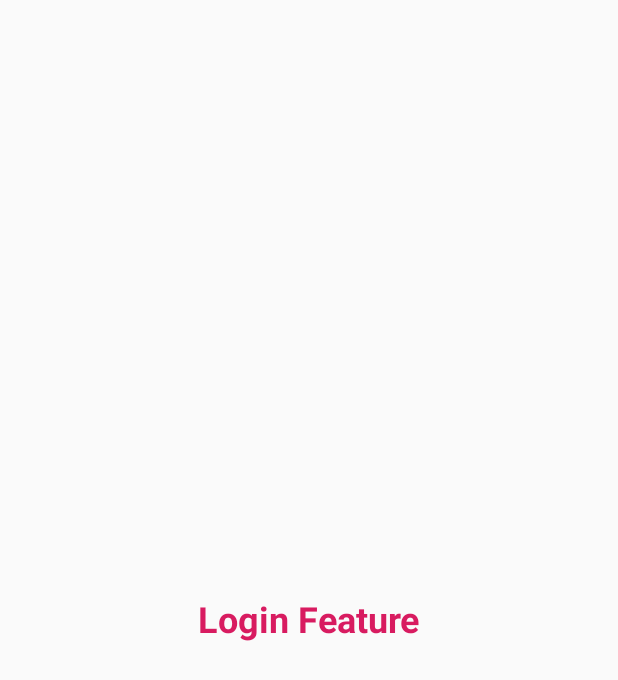
After one commit to astroidnu/SampleGitFlow, an Android app: the layout activity_login.xml on its own in the app's theme, with its tools: preview values and no code run, on a phone screen of 412 x 824 dp. The commit adds this screen. Shown: the top 680 px of the screen. Run offline under Robolectric (Android 15) with nearby library versions, the phone set to English and light mode, and no system bars.

Commit message:
Add Login Feature layout and activity file

```diff
--- /dev/null
+++ b/app/src/main/java/com/scoproject/gitflow/feature/login/LoginActivity.kt
@@ -0,0 +1,15 @@
+package com.scoproject.gitflow.feature.login
+
+import android.os.Bundle
+import android.support.v7.app.AppCompatActivity
+
+/**
+ * Created by ibnumuzzakkir on 27/11/18.
+ * Mobile Engineer
+ */
+
+class LoginActivity : AppCompatActivity() {
+    override fun onCreate(savedInstanceState: Bundle?) {
+        super.onCreate(savedInstanceState)
+    }
+}
--- /dev/null
+++ b/app/src/main/res/layout/activity_login.xml
@@ -0,0 +1,17 @@
+<?xml version="1.0" encoding="utf-8"?>
+<android.support.constraint.ConstraintLayout xmlns:android="http://schemas.android.com/apk/res/android"
+                                             xmlns:app="http://schemas.android.com/apk/res-auto"
+                                             xmlns:tools="http://schemas.android.com/tools"
+                                             android:layout_width="match_parent"
+                                             android:layout_height="match_parent">
+
+    <TextView
+            android:layout_width="wrap_content"
+            android:layout_height="wrap_content"
+            android:id="@+id/textView" android:text="@string/feature_login" app:layout_constraintEnd_toEndOf="parent"
+            app:layout_constraintStart_toStartOf="parent"
+            app:layout_constraintTop_toTopOf="parent"
+            app:layout_constraintBottom_toBottomOf="parent"
+            app:layout_constraintHorizontal_bias="0.5" android:textSize="24sp" android:textColor="@color/colorAccent"
+            android:textStyle="bold"/>
+</android.support.constraint.ConstraintLayout>
--- a/app/src/main/res/values/colors.xml
+++ b/app/src/main/res/values/colors.xml
@@ -2,5 +2,5 @@
 <resources>
     <color name="colorPrimary">#008577</color>
     <color name="colorPrimaryDark">#00574B</color>
-    <color name="colorAccent">#D81B60</color>
+    <color name="colorAccent">#d81b60</color>
 </resources>
--- a/app/src/main/res/values/strings.xml
+++ b/app/src/main/res/values/strings.xml
@@ -1,3 +1,5 @@
 <resources>
     <string name="app_name">GitFlow</string>
+
+    <string name="feature_login">Login Feature</string>
 </resources>
```
